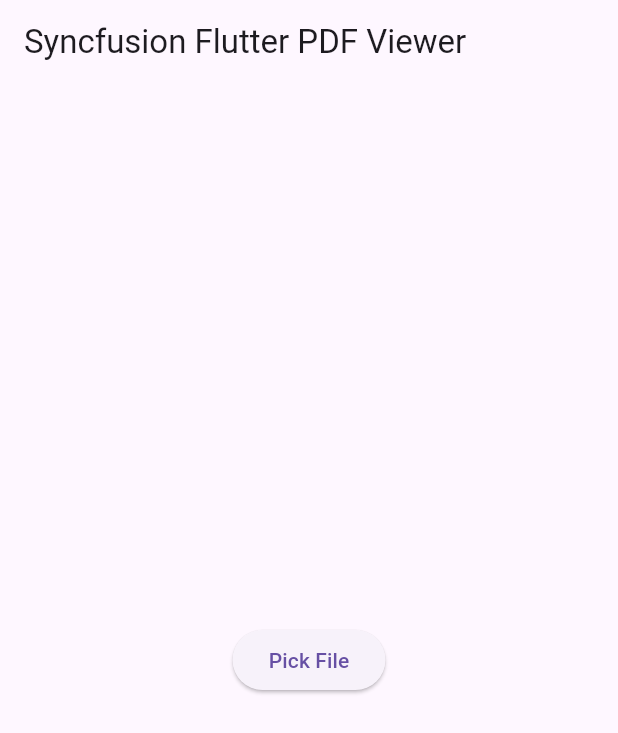
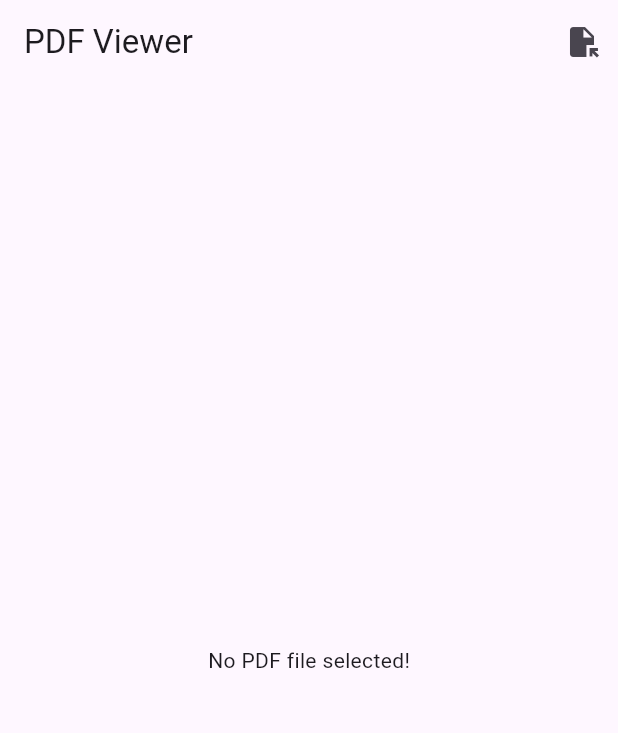
Before and after one commit to araful39/pdf_app, a Flutter app: the screen it shows after launch, on a phone screen of 412 x 824 dp. Shown: the top 733 px of the screen. Run offline on Flutter 3.47's test engine with Material 3 defaults, Android fonts, the phone set to English and light mode, and no system bars; our stand-ins replace file_picker; missing offline and left inert: pdfx.

Commit message:
sample pdf maker

```diff
--- a/lib/main.dart
+++ b/lib/main.dart
@@ -1,56 +1,69 @@
+import 'package:flutter/material.dart';
+import 'package:file_picker/file_picker.dart';
+import 'package:path_provider/path_provider.dart';
+import 'package:pdfx/pdfx.dart';
 
-import 'dart:io';
-
-import 'package:file_picker/file_picker.dart';
-import 'package:flutter/material.dart';
-import 'package:open_file/open_file.dart';
-import 'package:path_provider/path_provider.dart';
 void main() {
-  runApp(const MaterialApp(
-    title: 'Syncfusion PDF Viewer Demo',
-    home: HomePage(),
-  ));
+  runApp(const MyApp());
 }
 
-/// Represents Homepage for Navigation
-class HomePage extends StatefulWidget {
-  const HomePage({super.key});
+class MyApp extends StatelessWidget {
+  const MyApp({Key? key}) : super(key: key);
 
   @override
-  State<HomePage> createState() => _HomePageState();
+  Widget build(BuildContext context) {
+    return MaterialApp(
+      title: 'PDF Viewer App',
+      theme: ThemeData(
+        primarySwatch: Colors.blue,
+      ),
+      home: const MyHomePage(),
+    );
+  }
 }
 
-class _HomePageState extends State<HomePage> {
-  void openFile(PlatformFile file){
-    OpenFile.open(file.path);
+class MyHomePage extends StatefulWidget {
+  const MyHomePage({Key? key}) : super(key: key);
+
+  @override
+  State<MyHomePage> createState() => _MyHomePageState();
+}
+
+class _MyHomePageState extends State<MyHomePage> {
+  String? filePath;
+
+  Future<void> pickPdfFile() async {
+    FilePickerResult? result = await FilePicker.platform.pickFiles(
+      type: FileType.custom,
+      allowedExtensions: ['pdf'],
+    );
+
+    if (result != null && result.files.isNotEmpty) {
+      setState(() {
+        filePath = result.files.first.path;
+      });
+    }
   }
-  Future<File> saveFilePermanently(PlatformFile file)async{
-final appStorage=await getApplicationDocumentsDirectory();
-final newFile=File("${appStorage.path}/${file.name}");
-return File(file.path!).copy(newFile.path);
-  }
+
   @override
   Widget build(BuildContext context) {
     return Scaffold(
       appBar: AppBar(
-        title: const Text('Syncfusion Flutter PDF Viewer'),
-
+        title: const Text('PDF Viewer'),
+        actions: [
+          IconButton(
+            icon: const Icon(Icons.file_open),
+            onPressed: pickPdfFile,
+          )
+        ],
       ),
-      body: Center(
-        child: ElevatedButton(onPressed: ()async{
-          final result= await FilePicker.platform.pickFiles();
-if(result==null) return;
-final file=result.files.first;
-print("Name:${file.name}");
-print("Bytes:${file.bytes}");
-print("Size:${file.size}");
-print("Extexsion:${file.extension}");
-print("Path:${file.path}");
-print("Path:${file.identifier}");
-openFile(file);
-      final newFile=    saveFilePermanently(file);
-        }, child: const Text("Pick File")),
-      ),
+      body: filePath != null
+          ? PdfView(
+        controller: PdfController(
+          document: PdfDocument.openFile(filePath!),
+        ),
+      )
+          : const Center(child: Text('No PDF file selected!')),
     );
   }
 }
--- a/pubspec.yaml
+++ b/pubspec.yaml
@@ -39,6 +39,7 @@
   file_picker:
   open_file:
   path_provider:
+  pdfx:
 
 dev_dependencies:
   flutter_test:
```
Also changed, not shown: pubspec.lock, 3 other files.
